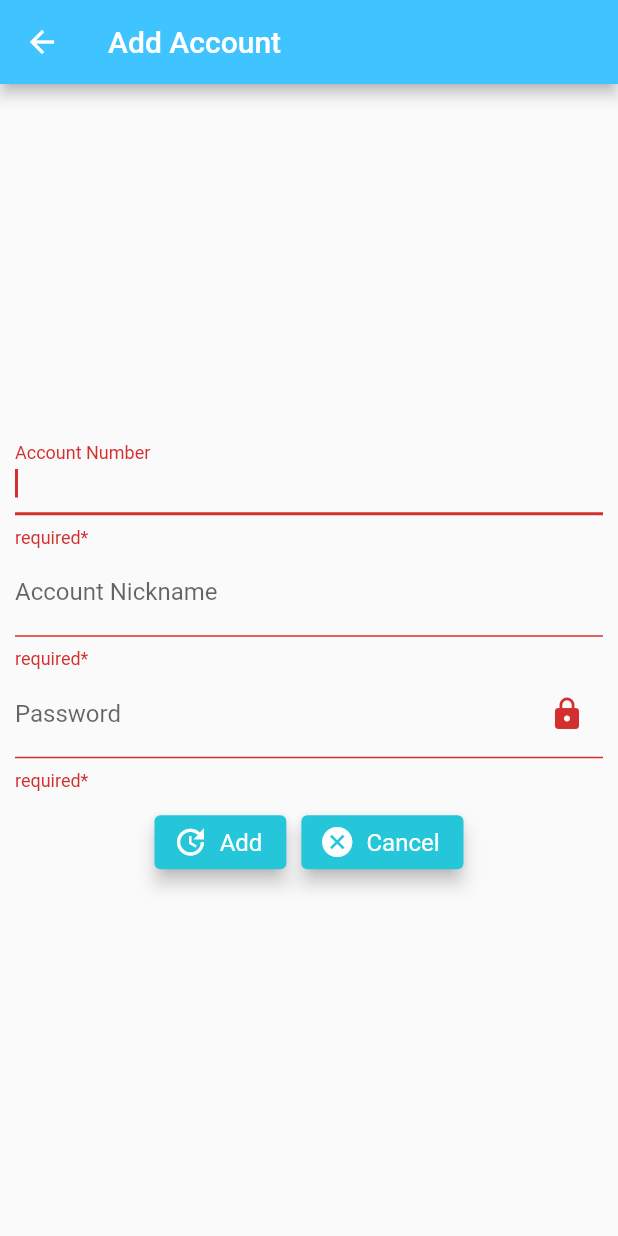
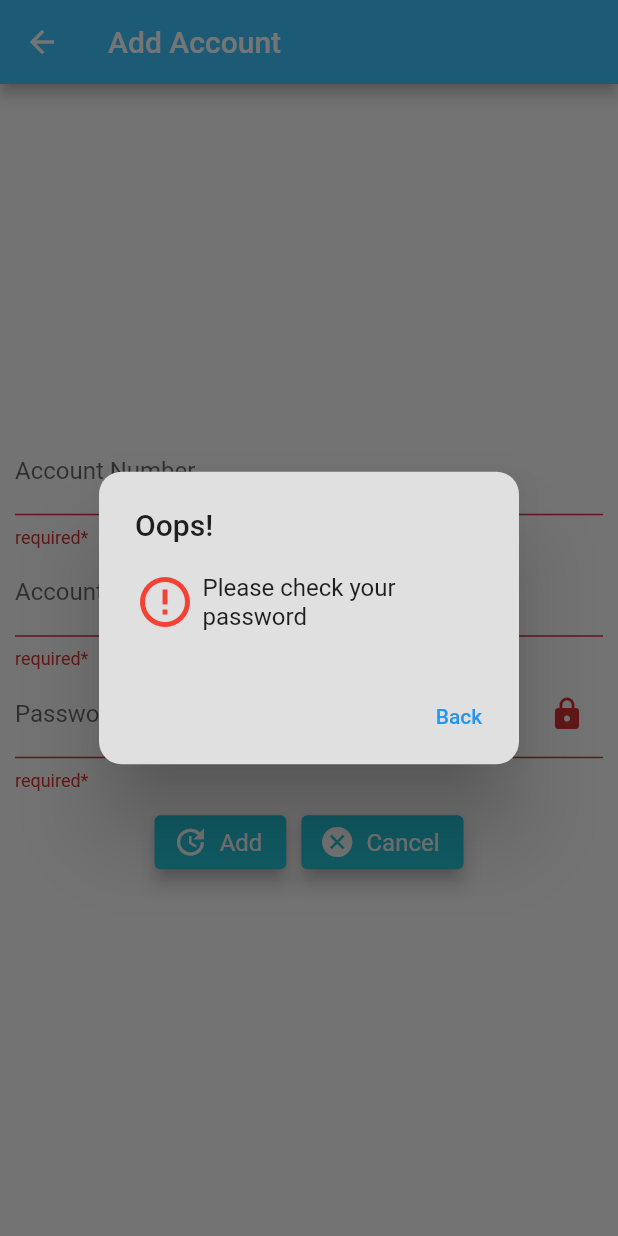
Before and after one commit to Reo98105/Smart-Water-Metering-System, a Flutter app: the AddAcc screen opened by its route, after a tap on "Add", on a phone screen of 412 x 824 dp. Run offline on Flutter 3.47's test engine with Material 2 defaults, Android fonts, the phone set to English and light mode, and no system bars; our stand-ins replace google_fonts, liquid_progress_indicator, shared_preferences, syncfusion_flutter_charts; missing offline and left inert: flutter_payments_stripe_sdk, mysql1; accounts and stored records are empty; statements that could not run were skipped.

```diff
--- a/lib/addAcc.dart
+++ b/lib/addAcc.dart
@@ -259,14 +259,78 @@ class _AddAccState extends State<AddAcc> {
         } else {
           //close the dialog
           Navigator.of(_formKey.currentContext, rootNavigator: true).pop();
-          showAlert.showGenericFailed(context);
+          AlertDialog alert = AlertDialog(
+            title: Text('Oops!'),
+            //actions of the dialog box
+            actions: <Widget>[
+              TextButton(
+                onPressed: () {
+                  Navigator.of(context).pop(true);
+                },
+                child: Text('Back'),
+              ),
+            ],
+            backgroundColor: Colors.grey[300],
+            shape: RoundedRectangleBorder(
+              borderRadius: BorderRadius.circular(15.0),
+            ),
+            content: new Row(
+              children: [
+                Icon(
+                  Icons.error_outline,
+                  color: Colors.red,
+                  size: 40.0,
+                ),
+                Container(
+                  margin: EdgeInsets.symmetric(horizontal: 5.0),
+                  child: Text('Account does not exist!'),
+                ),
+              ],
+            ),
+          );
+          showDialog(
+              barrierDismissible: false,
+              context: context,
+              builder: (context) => alert);
         }
       } catch (e, stacktrace) {
         print(e);
         print(stacktrace);
       }
     } else {
-      return;
+      AlertDialog alert = AlertDialog(
+        title: Text('Oops!'),
+        //actions of the dialog box
+        actions: <Widget>[
+          TextButton(
+            onPressed: () {
+              Navigator.of(context).pop(true);
+            },
+            child: Text('Back'),
+          ),
+        ],
+        backgroundColor: Colors.grey[300],
+        shape: RoundedRectangleBorder(
+          borderRadius: BorderRadius.circular(15.0),
+        ),
+        content: new Row(
+          children: [
+            Icon(
+              Icons.error_outline,
+              color: Colors.red,
+              size: 40.0,
+            ),
+            Container(
+              margin: EdgeInsets.symmetric(horizontal: 5.0),
+              child: Text('Please check your\npassword'),
+            ),
+          ],
+        ),
+      );
+      showDialog(
+          barrierDismissible: false,
+          context: context,
+          builder: (context) => alert);
     }
   }
 }
--- a/pubspec.yaml
+++ b/pubspec.yaml
@@ -33,9 +33,7 @@ dependencies:
   intl: ^0.17.0
   syncfusion_flutter_charts: ^19.1.63
   google_fonts: ^2.1.0
-  http: ^0.13.3
   flutter_payments_stripe_sdk: ^2.0.3
-  webview_flutter: ^2.0.8
   dcdg: ^3.1.0
 
 dev_dependencies:
```
Also changed, not shown: lib/registration.dart (+2 -13 lines), lib/showAlert.dart (+4 -16 lines), pubspec.lock, 1 other file.
